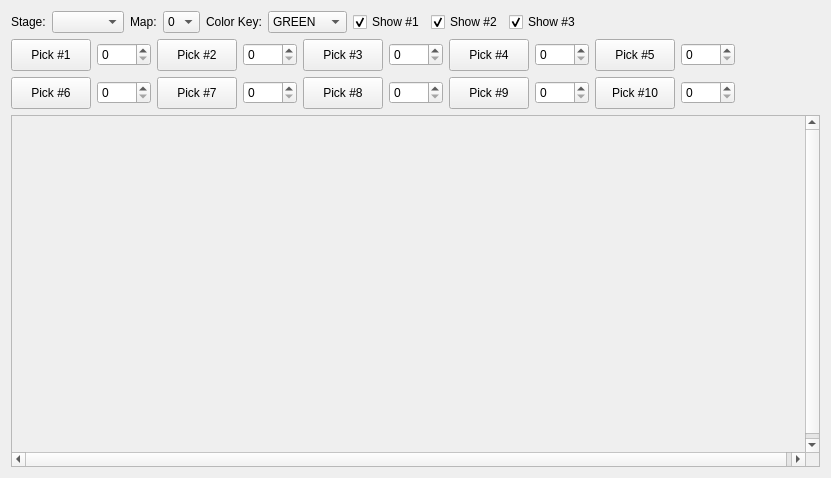
arcadenea/rockbot, file editor/mainwindow_tab/colorcycle.ui: the form before one commit.
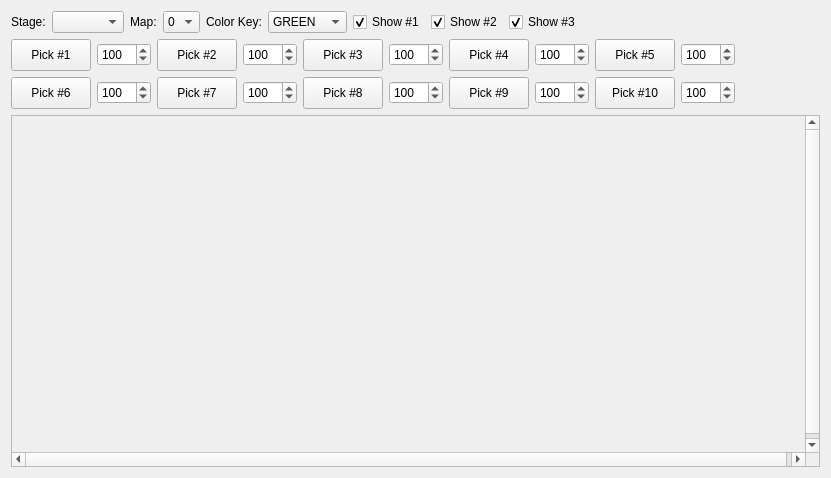
The form after the commit. Custom widgets are drawn as their Qt base class.

Diff of the .ui file:
```diff
--- a/editor/mainwindow_tab/colorcycle.ui
+++ b/editor/mainwindow_tab/colorcycle.ui
@@ -184,6 +184,9 @@
          <property name="maximum">
           <number>9999</number>
          </property>
+         <property name="value">
+          <number>100</number>
+         </property>
         </widget>
        </item>
        <item row="1" column="3">
@@ -191,6 +194,9 @@
          <property name="maximum">
           <number>9999</number>
          </property>
+         <property name="value">
+          <number>100</number>
+         </property>
         </widget>
        </item>
        <item row="1" column="5">
@@ -198,6 +204,9 @@
          <property name="maximum">
           <number>9999</number>
          </property>
+         <property name="value">
+          <number>100</number>
+         </property>
         </widget>
        </item>
        <item row="1" column="7">
@@ -205,6 +214,9 @@
          <property name="maximum">
           <number>9999</number>
          </property>
+         <property name="value">
+          <number>100</number>
+         </property>
         </widget>
        </item>
        <item row="1" column="9">
@@ -212,6 +224,9 @@
          <property name="maximum">
           <number>9999</number>
          </property>
+         <property name="value">
+          <number>100</number>
+         </property>
         </widget>
        </item>
        <item row="2" column="1">
@@ -219,6 +234,9 @@
          <property name="maximum">
           <number>9999</number>
          </property>
+         <property name="value">
+          <number>100</number>
+         </property>
         </widget>
        </item>
        <item row="2" column="3">
@@ -226,6 +244,9 @@
          <property name="maximum">
           <number>9999</number>
          </property>
+         <property name="value">
+          <number>100</number>
+         </property>
         </widget>
        </item>
        <item row="2" column="5">
@@ -233,6 +254,9 @@
          <property name="maximum">
           <number>9999</number>
          </property>
+         <property name="value">
+          <number>100</number>
+         </property>
         </widget>
        </item>
        <item row="2" column="7">
@@ -240,6 +264,9 @@
          <property name="maximum">
           <number>9999</number>
          </property>
+         <property name="value">
+          <number>100</number>
+         </property>
         </widget>
        </item>
        <item row="2" column="9">
@@ -247,6 +274,9 @@
          <property name="maximum">
           <number>9999</number>
          </property>
+         <property name="value">
+          <number>100</number>
+         </property>
         </widget>
        </item>
       </layout>
```
